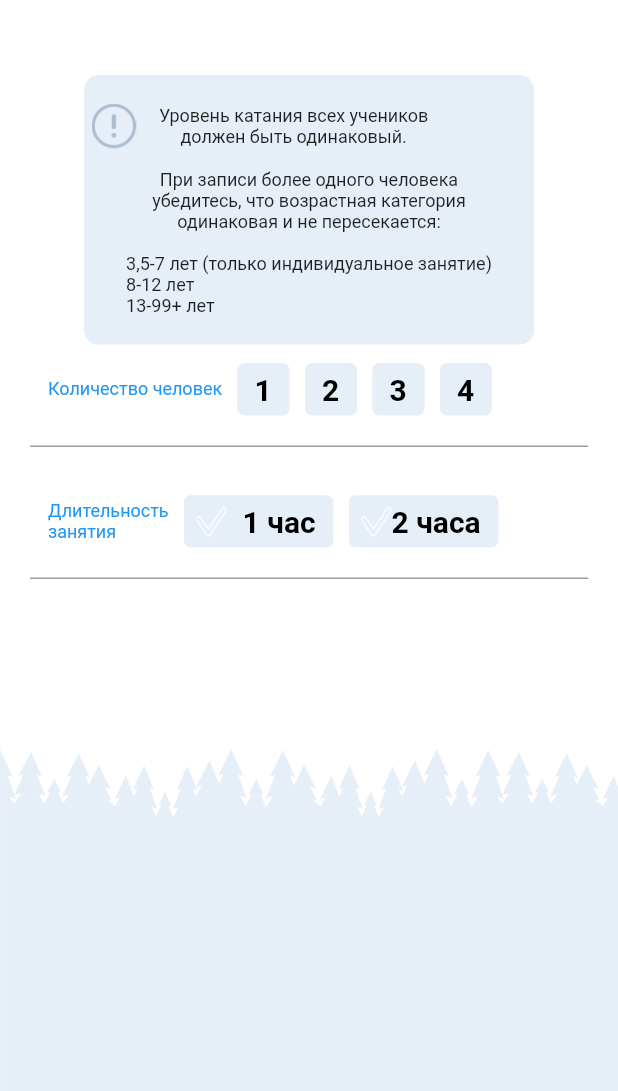
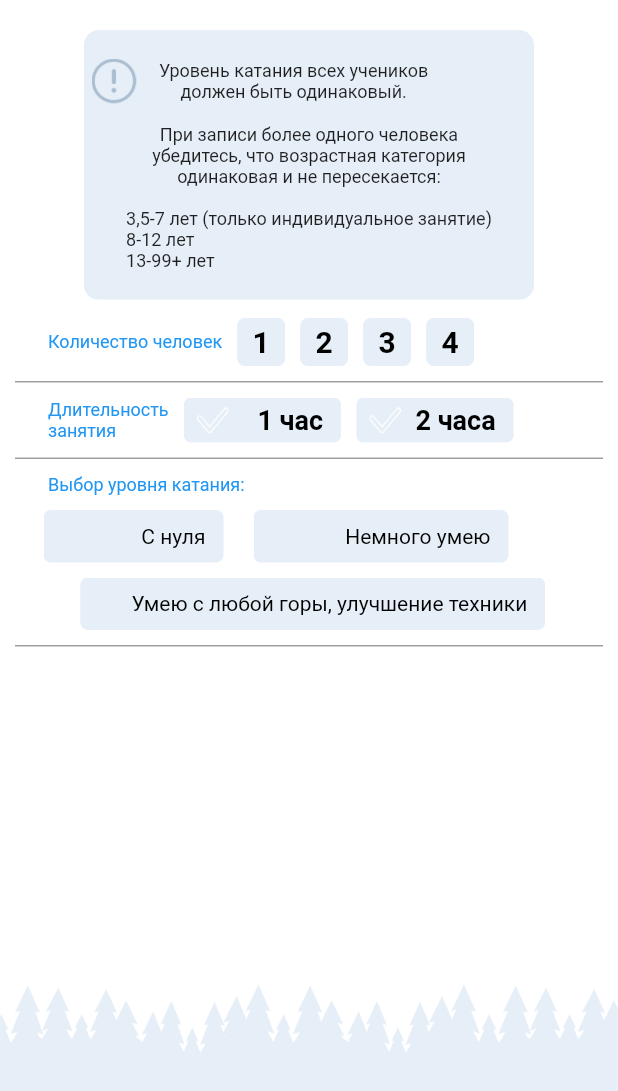
Before and after one commit to Impulseone/AcademGora, a Flutter app: the screen it shows after launch, on a phone screen of 412 x 824 dp. Shown: the top 1091 px of the screen. Run offline on Flutter 3.47's test engine with Material 2 defaults, Android fonts, the phone set to English and light mode, and no system bars; our stand-ins replace carousel_slider, expandable, flutter_calendar_carousel, pin_input_text_field; project files that could hold a hidden picture were left out.

Commit message:
select level of scating widget completed

```diff
--- a/academ_gora/lib/screens/registration/helpers_widgets/horizontal_divider.dart
+++ b/academ_gora/lib/screens/registration/helpers_widgets/horizontal_divider.dart
@@ -1,9 +1,9 @@
 import 'package:flutter/material.dart';
 
-Widget horizontalDivider() {
+Widget horizontalDivider(double left, double right, double top, double bottom) {
   return Container(
     color: Colors.grey,
     height: 1,
-    margin: EdgeInsets.only(left: 20, right: 20, top: 20, bottom: 20),
+    margin: EdgeInsets.only(left: left, right: right, top: top, bottom: bottom),
   );
 }
--- a/academ_gora/lib/screens/registration/helpers_widgets/reg_parameters/select_duration_widget.dart
+++ b/academ_gora/lib/screens/registration/helpers_widgets/reg_parameters/select_duration_widget.dart
@@ -64,14 +64,14 @@ class _SelectDurationWidgetState extends State<SelectDurationWidget> {
                 image: AssetImage(_createBackgroundOfCountButton(which)),
                 fit: BoxFit.fill),
           ),
-          height: 35,
-          width: 100,
+          height: 30,
+          width: 105,
           padding: EdgeInsets.only(right: 12),
           alignment: Alignment.centerRight,
           child: Text(
             which == 0 ? "1 час" : "2 часа",
             style: TextStyle(
-                fontSize: 20,
+                fontSize: 18,
                 fontWeight: FontWeight.bold,
                 color: which == _selectedDuration ? Colors.white : Colors.black),
           ),
--- /dev/null
+++ b/academ_gora/lib/screens/registration/helpers_widgets/reg_parameters/select_level_of_skating_widget.dart
@@ -0,0 +1,98 @@
+import 'package:academ_gora/screens/registration/registration_parameters_screen.dart';
+import 'package:academ_gora/screens/registration/registration_to_instructor_screen.dart';
+import 'package:flutter/material.dart';
+
+class SelectLevelOfSkatingWidget extends StatefulWidget {
+  final int selectedLevelOfSkating;
+  final RegistrationParametersScreenState registrationParametersScreenState;
+
+  const SelectLevelOfSkatingWidget(
+      this.selectedLevelOfSkating, this.registrationParametersScreenState,
+      {Key key})
+      : super(key: key);
+
+  @override
+  _SelectLevelOfSkatingWidgetState createState() =>
+      _SelectLevelOfSkatingWidgetState(selectedLevelOfSkating);
+}
+
+class _SelectLevelOfSkatingWidgetState
+    extends State<SelectLevelOfSkatingWidget> {
+  int _selectedLevelOfScating;
+
+  _SelectLevelOfSkatingWidgetState(this._selectedLevelOfScating);
+
+  @override
+  Widget build(BuildContext context) {
+    return Column(
+      children: [_title(), _levelButtons(), _levelButton(2, 310, "Умею с любой горы, улучшение техники")],
+    );
+  }
+
+  Widget _title() {
+    return Container(
+        alignment: Alignment.centerLeft,
+        margin: EdgeInsets.only(left: 27),
+        child: Text(
+          "Выбор уровня катания:",
+          style: TextStyle(fontSize: 12, color: Colors.blue),
+        ));
+  }
+
+  Widget _levelButtons() {
+    return Container(
+        margin: EdgeInsets.only(left: 24, top: 10, bottom: 10),
+        child: Row(
+          mainAxisAlignment: MainAxisAlignment.start,
+          children: [
+            _levelButton(0, 120,"C нуля"),
+            _levelButton(1, 170, "Немного умею", leftMargin: 20),
+          ],
+        ));
+  }
+
+  Widget _levelButton(int which, double width, String text, {double leftMargin = 0}) {
+    return Container(
+      margin: EdgeInsets.only(left: leftMargin),
+      child: GestureDetector(
+        onTap: () => _selectCount(which),
+        child: Container(
+          decoration: BoxDecoration(
+            borderRadius: BorderRadius.all(Radius.circular(5)),
+            image: DecorationImage(
+                image:
+                    AssetImage(_createBackgroundOfLevelOfSkatingButton(which)),
+                fit: BoxFit.fill),
+          ),
+          height: 35,
+          width: width,
+          padding: EdgeInsets.only(right: 12),
+          alignment: Alignment.centerRight,
+          child: Text(
+            text,
+            style: TextStyle(
+                fontSize: 14,
+                color: which == _selectedLevelOfScating
+                    ? Colors.white
+                    : Colors.black),
+          ),
+        ),
+      ),
+    );
+  }
+
+  void _selectCount(int which) {
+    _selectedLevelOfScating = which;
+    widget.registrationParametersScreenState.setState(() {
+      widget.registrationParametersScreenState.selectedLevelOfSkating =
+          _selectedLevelOfScating;
+    });
+    setState(() {});
+  }
+
+  String _createBackgroundOfLevelOfSkatingButton(int which) {
+    return which == _selectedLevelOfScating
+        ? "assets/auth/e2.png"
+        : "assets/registration_parameters/e_1.png";
+  }
+}
--- a/academ_gora/lib/screens/registration/helpers_widgets/reg_parameters/select_people_count_widget.dart
+++ b/academ_gora/lib/screens/registration/helpers_widgets/reg_parameters/select_people_count_widget.dart
@@ -66,10 +66,9 @@ class _SelectPeopleCountWidgetState extends State<SelectPeopleCountWidget> {
                 image: AssetImage(_createBackgroundOfCountButton(which)),
                 fit: BoxFit.fill),
           ),
-          height: 35,
-          width: 35,
-          padding: EdgeInsets.only(right: 12),
-          alignment: Alignment.centerRight,
+          height: 32,
+          width: 32,
+          alignment: Alignment.center,
           child: Text(
             (which + 1).toString(),
             style: TextStyle(
--- a/academ_gora/lib/screens/registration/registration_parameters_screen.dart
+++ b/academ_gora/lib/screens/registration/registration_parameters_screen.dart
@@ -3,6 +3,7 @@ import 'dart:convert';
 import 'package:academ_gora/screens/registration/helpers_widgets/horizontal_divider.dart';
 import 'package:academ_gora/screens/registration/helpers_widgets/reg_parameters/info_text.dart';
 import 'package:academ_gora/screens/registration/helpers_widgets/reg_parameters/select_duration_widget.dart';
+import 'package:academ_gora/screens/registration/helpers_widgets/reg_parameters/select_level_of_skating_widget.dart';
 import 'package:academ_gora/screens/registration/helpers_widgets/reg_parameters/select_people_count_widget.dart';
 import 'package:flutter/material.dart';
 import 'package:flutter/services.dart';
@@ -17,6 +18,7 @@ class RegistrationParametersScreenState
     extends State<RegistrationParametersScreen> {
   int selectedCount;
   int selectedDuration;
+  int selectedLevelOfSkating;
 
   @override
   Widget build(BuildContext context) {
@@ -24,7 +26,7 @@ class RegistrationParametersScreenState
       body: Container(
           decoration: BoxDecoration(
             image: DecorationImage(
-              image: AssetImage("assets/registration_to_instructor/1_bg.png"),
+              image: AssetImage("assets/registration_parameters/0_bg.png"),
               fit: BoxFit.cover,
             ),
           ),
@@ -36,11 +38,16 @@ class RegistrationParametersScreenState
                   Container(
                       margin: EdgeInsets.only(top: 12, left: 5),
                       child: SelectPeopleCountWidget(selectedCount, this)),
-                  horizontalDivider(),
+                  horizontalDivider(10,10,10,10),
                   Container(
-                      margin: EdgeInsets.only(top: 12, left: 5),
+                      margin: EdgeInsets.only(left: 5),
                       child: SelectDurationWidget(selectedDuration, this)),
-                  horizontalDivider()
+                  horizontalDivider(10,10,10,10),
+                  Container(
+                      margin: EdgeInsets.only (left: 5),
+                      child:
+                          SelectLevelOfSkatingWidget(selectedDuration, this)),
+                  horizontalDivider(10,10,10,10),
                 ],
               ))),
     );
@@ -48,7 +55,7 @@ class RegistrationParametersScreenState
 
   Widget _infoWidget() {
     return Container(
-        margin: EdgeInsets.only(top: 50),
+        margin: EdgeInsets.only(top: 20),
         width: 300,
         height: 180,
         padding: EdgeInsets.all(5),
--- a/academ_gora/lib/screens/registration/registration_to_instructor_screen.dart
+++ b/academ_gora/lib/screens/registration/registration_to_instructor_screen.dart
@@ -32,9 +32,9 @@ class RegistrationToInstructorScreenState
       child: Column(
         children: [
           SelectKindOfSportWidget(this, selectedKindOfSport),
-          horizontalDivider(),
+          horizontalDivider(20,20,20,20),
           DateWidget(this, selectedDate),
-          horizontalDivider(),
+          horizontalDivider(20,20,20,20),
           TimeWidget(_firstCurrentlySelected, _secondCurrentlySelected),
           _warningText(),
           _continueButton(),
```
Also changed, not shown: academ_gora/assets/auth/e2.png (added), academ_gora/assets/registration_parameters/0_bg.png (added).
